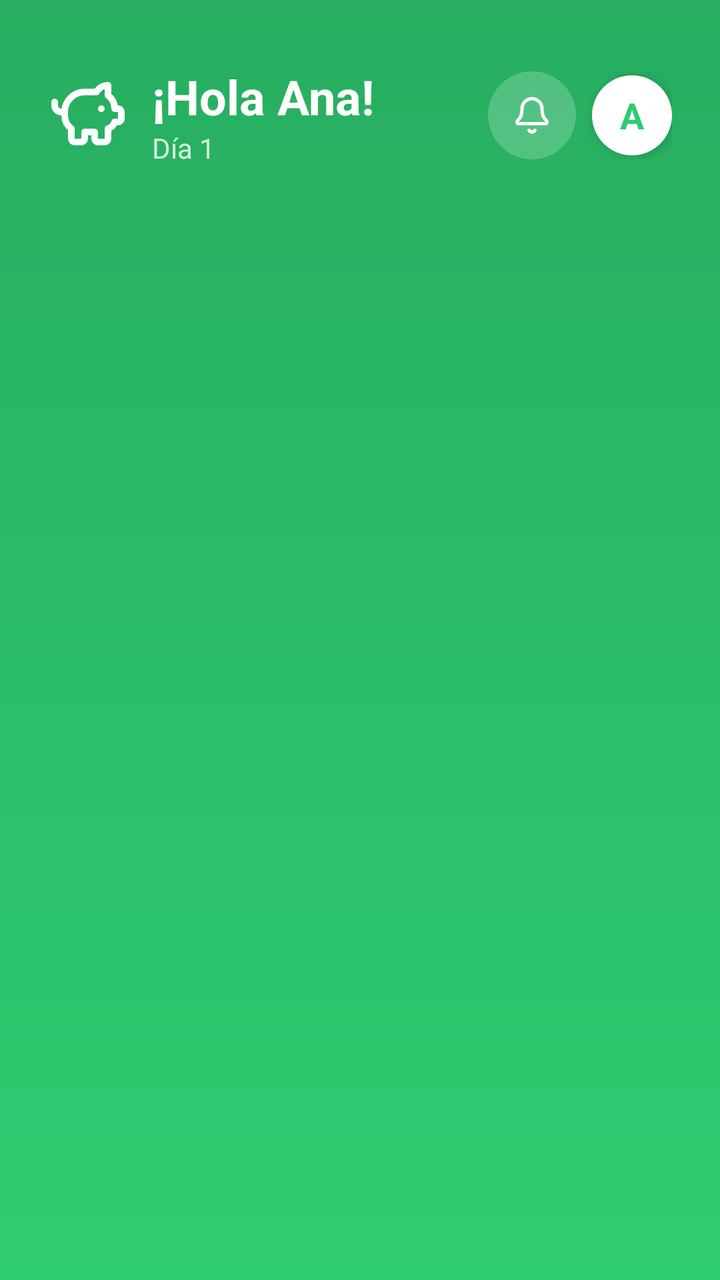
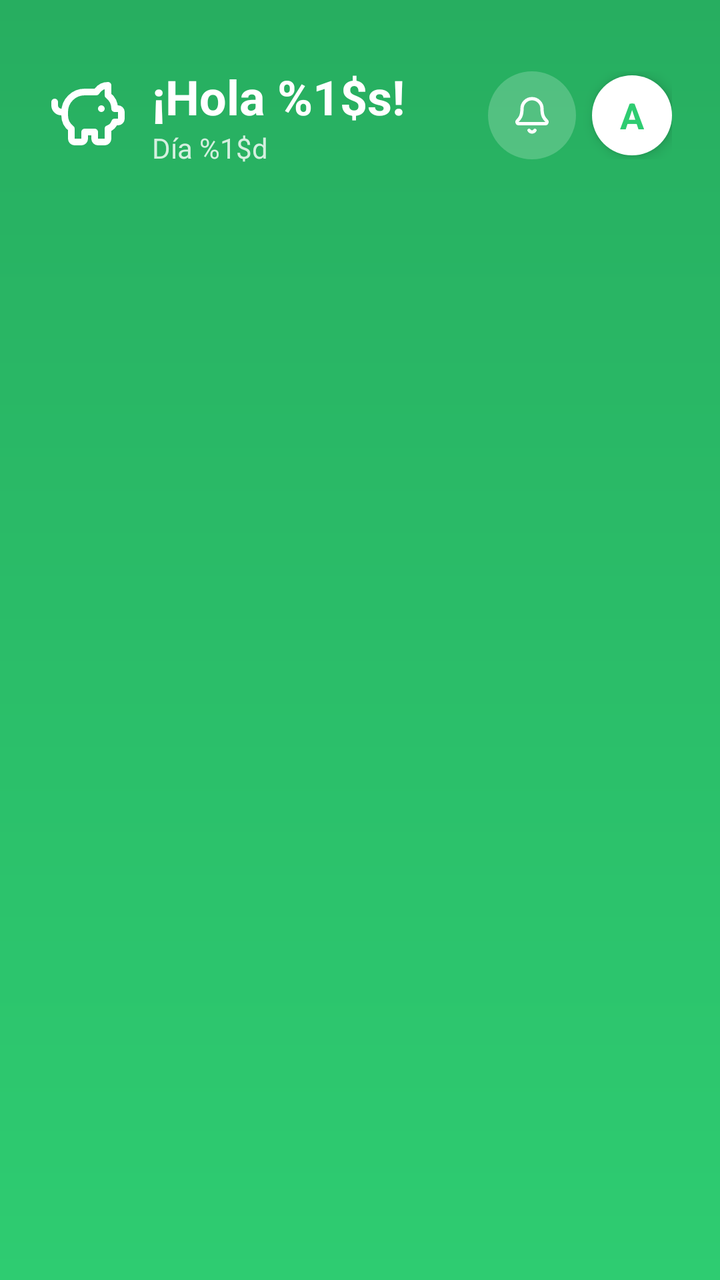

Compare the two renders of this Android layout. The source of the first and the diff that turns it into the second are given below.
<!-- AndroidManifest.xml: application theme Theme.Equilibra -->
<!-- res/layout/header.xml -->
<?xml version="1.0" encoding="utf-8"?>
<LinearLayout xmlns:android="http://schemas.android.com/apk/res/android"
    xmlns:app="http://schemas.android.com/apk/res-auto"
    android:layout_width="match_parent"
    android:layout_height="wrap_content"
    android:background="@drawable/header_gradient"
    android:orientation="vertical"
    android:paddingTop="32dp"
    android:paddingBottom="16dp"
    android:paddingStart="24dp"
    android:paddingEnd="24dp"
    app:layout_constraintTop_toTopOf="parent">

    
    <LinearLayout
        android:layout_width="match_parent"
        android:layout_height="wrap_content"
        android:layout_marginBottom="12dp"
        android:gravity="center_vertical"
        android:orientation="horizontal">

        
        <LinearLayout
            android:layout_width="0dp"
            android:layout_height="wrap_content"
            android:layout_weight="1"
            android:gravity="center_vertical"
            android:orientation="horizontal">

            
            <ImageView
                android:id="@+id/logoIcon"
                android:layout_width="40dp"
                android:layout_height="40dp"
                android:layout_marginEnd="12dp"
                android:src="@drawable/ic_piggy_bank"
                android:tint="@android:color/white" />

            
            <LinearLayout
                android:layout_width="wrap_content"
                android:layout_height="wrap_content"
                android:orientation="vertical">

                <TextView
                    android:id="@+id/userNameText"
                    android:layout_width="wrap_content"
                    android:layout_height="wrap_content"
                    android:text="¡Hola Ana!"
                    android:textColor="@android:color/white"
                    android:textSize="24sp"
                    android:textStyle="bold" />

                <TextView
                    android:id="@+id/dayCountText"
                    android:layout_width="wrap_content"
                    android:layout_height="wrap_content"
                    android:alpha="0.8"
                    android:text="Día 1"
                    android:textColor="@android:color/white"
                    android:textSize="14sp" />
            </LinearLayout>
        </LinearLayout>

        
        <LinearLayout
            android:layout_width="wrap_content"
            android:layout_height="wrap_content"
            android:gravity="center_vertical"
            android:orientation="horizontal">

            
            <FrameLayout
                android:id="@+id/notificationButton"
                android:layout_width="44dp"
                android:layout_height="44dp"
                android:layout_marginEnd="8dp"
                android:background="@drawable/button_translucent"
                android:clickable="true"
                android:focusable="true">

                <ImageView
                    android:layout_width="20dp"
                    android:layout_height="20dp"
                    android:layout_gravity="center"
                    android:src="@drawable/ic_fea_bell"
                    android:tint="@android:color/white" />
            </FrameLayout>

            
            <FrameLayout
                android:id="@+id/avatarButton"
                android:layout_width="40dp"
                android:layout_height="40dp"
                android:background="@drawable/circle_white"
                android:clickable="true"
                android:elevation="4dp"
                android:focusable="true">

                <TextView
                    android:id="@+id/avatarText"
                    android:layout_width="wrap_content"
                    android:layout_height="wrap_content"
                    android:layout_gravity="center"
                    android:text="A"
                    android:textColor="@color/equilibra_primary"
                    android:textSize="18sp"
                    android:textStyle="bold" />
            </FrameLayout>
        </LinearLayout>
    </LinearLayout>


</LinearLayout>
<!-- resources referenced by this layout -->
<resources>
  <color name="equilibra_primary">#2ECC71</color>
  <!-- drawable button_translucent (drawable) -->
  <?xml version="1.0" encoding="utf-8"?>
  <shape xmlns:android="http://schemas.android.com/apk/res/android"
      android:shape="oval">
      <solid android:color="#33FFFFFF" />
  </shape>
  <!-- drawable circle_white (drawable) -->
  <?xml version="1.0" encoding="utf-8"?>
  <shape xmlns:android="http://schemas.android.com/apk/res/android"
      android:shape="oval">
      <solid android:color="@android:color/white" />
      <size
          android:width="80dp"
          android:height="80dp" />
  </shape>
  <!-- drawable header_gradient (drawable) -->
  <?xml version="1.0" encoding="utf-8"?>
  <shape xmlns:android="http://schemas.android.com/apk/res/android">
      <gradient
          android:type="linear"
          android:angle="90"
          android:startColor="@color/equilibra_primary"
          android:endColor="#27AE60" />
  </shape>
  <!-- drawable ic_fea_bell (drawable) -->
  ﻿<vector xmlns:android="http://schemas.android.com/apk/res/android"
      android:width="24dp" android:height="24dp"
      android:viewportWidth="24" android:viewportHeight="24">  <path android:fillColor="#00000000" android:strokeColor="#FF000000" android:strokeWidth="2" android:strokeLineCap="round" android:strokeLineJoin="round" android:pathData="M10.268 21a2 2 0 0 0 3.464 0" />
    <path android:fillColor="#00000000" android:strokeColor="#FF000000" android:strokeWidth="2" android:strokeLineCap="round" android:strokeLineJoin="round" android:pathData="M3.262 15.326A1 1 0 0 0 4 17h16a1 1 0 0 0 .74-1.673C19.41 13.956 18 12.499 18 8A6 6 0 0 0 6 8c0 4.499-1.411 5.956-2.738 7.326" />
  </vector>
  <!-- drawable ic_piggy_bank (drawable) -->
  <vector xmlns:android="http://schemas.android.com/apk/res/android" xmlns:aapt="http://schemas.android.com/aapt"
      android:viewportWidth="24"
      android:viewportHeight="24"
      android:width="24dp"
      android:height="24dp">
      <path
          android:pathData="M11 17h3v2a1 1 0 0 0 1 1h2a1 1 0 0 0 1 -1v-3a3.16 3.16 0 0 0 2 -2h1a1 1 0 0 0 1 -1v-2a1 1 0 0 0 -1 -1h-1a5 5 0 0 0 -2 -4V3a4 4 0 0 0 -3.2 1.6l-0.3 0.4H11a6 6 0 0 0 -6 6v1a5 5 0 0 0 2 4v3a1 1 0 0 0 1 1h2a1 1 0 0 0 1 -1z"
          android:strokeColor="#000000"
          android:strokeWidth="2"
          android:strokeLineCap="round"
          android:strokeLineJoin="round" />
      <path
          android:pathData="M16 10h0.01"
          android:strokeColor="#000000"
          android:strokeWidth="2"
          android:strokeLineCap="round"
          android:strokeLineJoin="round" />
      <path
          android:pathData="M2 8v1a2 2 0 0 0 2 2h1"
          android:strokeColor="#000000"
          android:strokeWidth="2"
          android:strokeLineCap="round"
          android:strokeLineJoin="round" />
  </vector>
  <style name="Theme.Equilibra" parent="Theme.MaterialComponents.DayNight.NoActionBar">
          <item name="colorPrimary">@color/primary_main</item>
          <item name="colorPrimaryVariant">@color/primary_light</item>
          <item name="colorOnPrimary">@color/white</item>
  
          <item name="colorSecondary">@color/secondary_main</item>
          <item name="colorSecondaryVariant">@color/secondary_light</item>
          <item name="colorOnSecondary">@color/white</item>
  
          <item name="android:statusBarColor">@color/primary_light</item>
          <item name="android:windowBackground">@color/primary_lightest</item>
  
          <item name="colorAccent">@color/accent_main</item>
      </style>
  <color name="primary_main">#2ECC71</color>
  <color name="primary_light">#27AE60</color>
  <color name="white">#FFFFFF</color>
  <color name="secondary_main">#3498DB</color>
  <color name="secondary_light">#5DADE2</color>
  <color name="primary_lightest">#E8F8F0</color>
  <color name="accent_main">#E67E22</color>
</resources>

<!-- the commit's change to res/layout/header.xml (unified diff, before → after) -->
@@ -46,7 +46,7 @@
                     android:id="@+id/userNameText"
                     android:layout_width="wrap_content"
                     android:layout_height="wrap_content"
-                    android:text="¡Hola Ana!"
+                    android:text="@string/hello_user"
                     android:textColor="@android:color/white"
                     android:textSize="24sp"
                     android:textStyle="bold" />
@@ -56,7 +56,7 @@
                     android:layout_width="wrap_content"
                     android:layout_height="wrap_content"
                     android:alpha="0.8"
-                    android:text="Día 1"
+                    android:text="@string/day_count"
                     android:textColor="@android:color/white"
                     android:textSize="14sp" />
             </LinearLayout>
<!-- resource entries referenced after the edit -->
@@ -56,6 +56,8 @@
           android:strokeLineCap="round"
           android:strokeLineJoin="round" />
   </vector>
+  <string name="day_count">Día %1$d</string>
+  <string name="hello_user">¡Hola %1$s!</string>
   <style name="Theme.Equilibra" parent="Theme.MaterialComponents.DayNight.NoActionBar">
           <item name="colorPrimary">@color/primary_main</item>
           <item name="colorPrimaryVariant">@color/primary_light</item>
